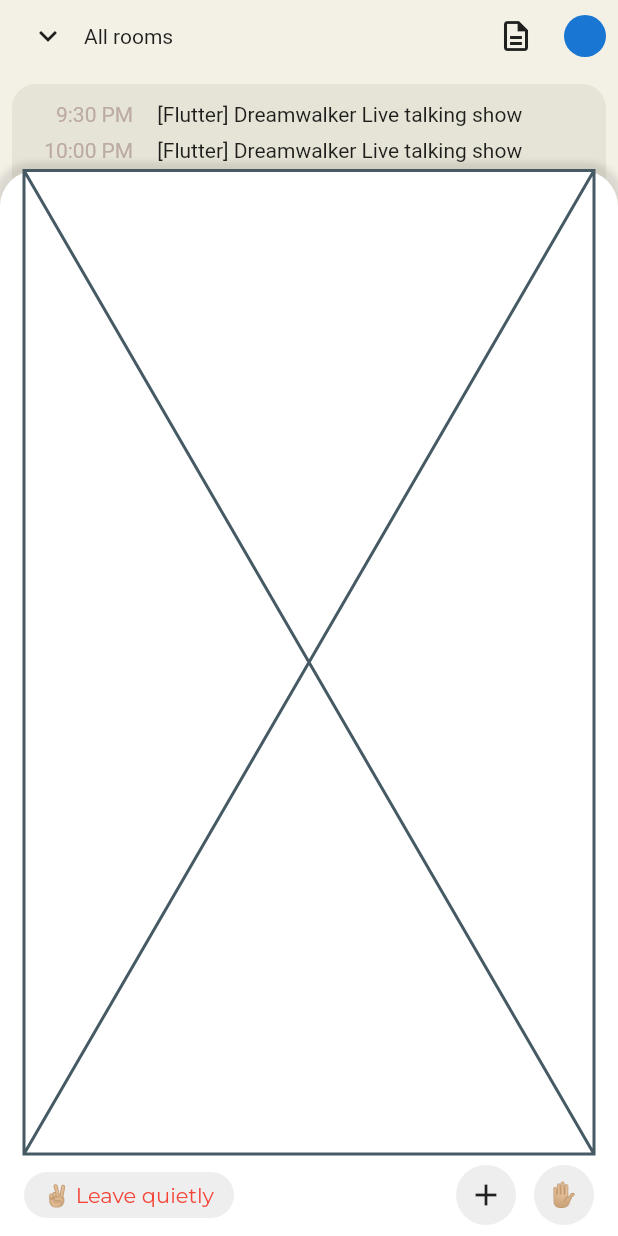
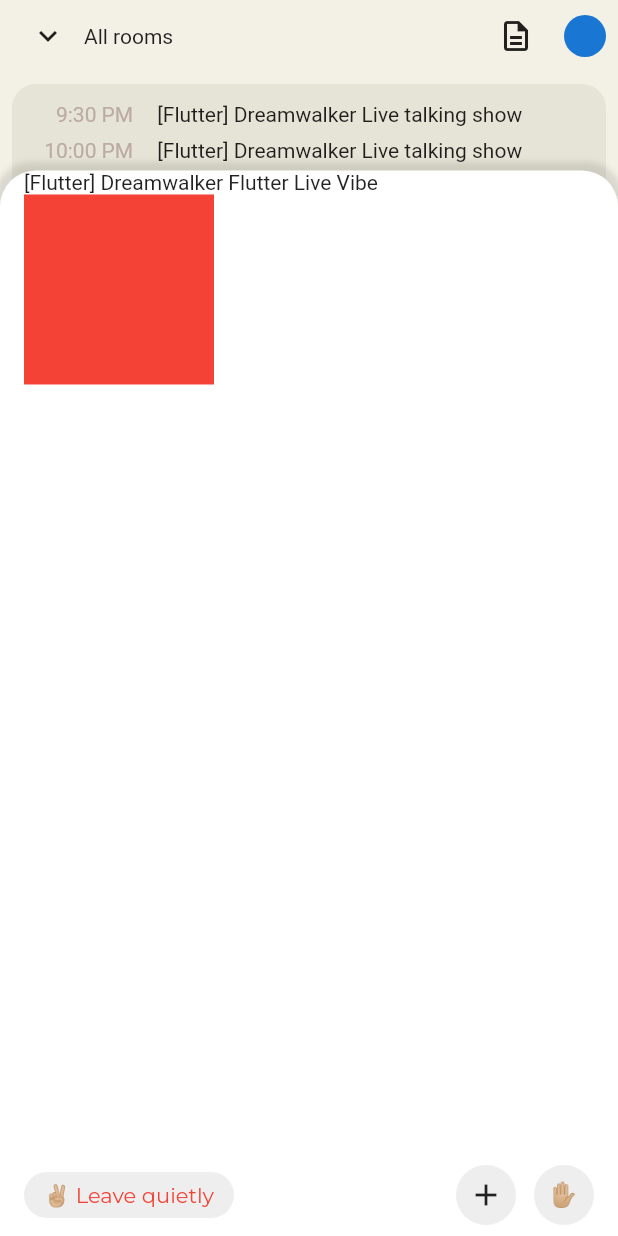
Before and after one commit to JAICHANGPARK/flutter_notebook_11th_story, a Flutter app: the screen it shows after launch, after a tap on the "apps" icon, after a tap on "+632", on a phone screen of 412 x 824 dp. Run offline on Flutter 3.47's test engine with Material 2 defaults, Android fonts, the phone set to English and light mode, and no system bars; drawn by our look-alikes of flutter_inner_drawer, flutter_slidable; our stand-ins replace backdrop, badges, google_fonts.

Commit message:
Update clubhouse_home_page.dart

```diff
--- a/lib/ep701_clubhouse/ui/clubhouse_home_page.dart
+++ b/lib/ep701_clubhouse/ui/clubhouse_home_page.dart
@@ -112,7 +112,19 @@ class _ClubhouseHomePageState extends State<ClubhouseHomePage> {
                 child: isOpen
                     ? Column(
                         children: [
-                          Expanded(flex: 12, child: Placeholder()),
+                          Expanded(flex: 12, child: ListView(
+                            children: [
+                              Text("[Flutter] Dreamwalker Flutter Live Vibe"),
+                              GridView.count(
+                                shrinkWrap: true,
+                                crossAxisCount: 3,
+                              children: [
+                                Container(
+                                  color: Colors.red,
+                                )
+                              ],),
+                            ],
+                          )),
                           Expanded(
                               flex: 1,
                               child: Row(
```
